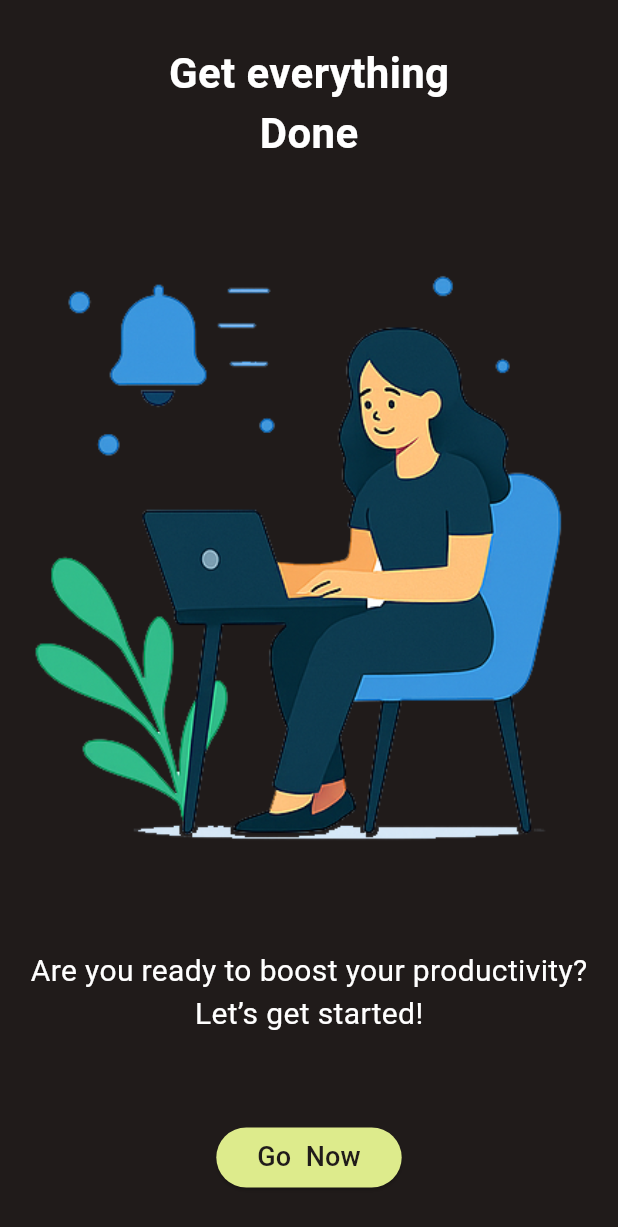
After one commit to MaroofAt/TickTackGo, a Flutter app: the FinalOnboardingPage screen opened by its route, on a phone screen of 412 x 824 dp. The commit adds this screen. Shown: the top 1227 px of the screen. Run offline on Flutter 3.47's test engine with Material 3 defaults, Android fonts, the phone set to English and light mode, and no system bars; our stand-ins replace flutter_bloc; Roboto replaces fonts that are missing (Coda).

Commit message:
final welcome screen added

```diff
--- a/flutter/lib/business_logic/intro_questions_cubit/intro_questions_cubit.dart
+++ b/flutter/lib/business_logic/intro_questions_cubit/intro_questions_cubit.dart
@@ -1,5 +1,6 @@
 import 'package:flutter/material.dart';
 import 'package:flutter_bloc/flutter_bloc.dart';
+import 'package:pr1/core/functions/navigation_functions.dart';
 import 'package:pr1/core/variables/intro_questions_variables.dart';
 
 part 'intro_questions_state.dart';
@@ -17,15 +18,15 @@ class IntroQuestionsCubit extends Cubit<IntroQuestionsState> {
         duration: const Duration(milliseconds: 300),
         curve: Curves.easeInOutCirc,
       );
+      emit(RefreshedState());
     } else {
-      //TODO navigate to register page
+      emit(QuestionsFinishedState());
     }
-    emit(RefreshedState());
   }
 
   void previousQuestion() {
     emit(RefreshState());
-    if(currentQuestionIndex != 0){
+    if (currentQuestionIndex != 0) {
       pageController.animateToPage(
         currentQuestionIndex - 1,
         duration: const Duration(seconds: 1),
@@ -35,5 +36,4 @@ class IntroQuestionsCubit extends Cubit<IntroQuestionsState> {
     }
     emit(RefreshedState());
   }
-
 }
--- a/flutter/lib/business_logic/intro_questions_cubit/intro_questions_state.dart
+++ b/flutter/lib/business_logic/intro_questions_cubit/intro_questions_state.dart
@@ -8,3 +8,5 @@ final class IntroQuestionsInitial extends IntroQuestionsState {}
 class RefreshState extends IntroQuestionsState {}
 
 class RefreshedState extends IntroQuestionsState {}
+
+class QuestionsFinishedState extends IntroQuestionsState {}
--- a/flutter/lib/core/constance/routes.dart
+++ b/flutter/lib/core/constance/routes.dart
@@ -3,6 +3,7 @@ import 'package:flutter_bloc/flutter_bloc.dart';
 import 'package:pr1/business_logic/intro_questions_cubit/intro_questions_cubit.dart';
 import 'package:pr1/core/constance/strings.dart';
 import 'package:pr1/presentation/screen/intro_questions/intro_questions_main.dart';
+import 'package:pr1/presentation/screen/onbording/final_onboarding_page.dart';
 import 'package:pr1/presentation/screen/onbording/onboarding_main.dart';
 
 Map<String, Widget Function(BuildContext)> routes = {
@@ -11,4 +12,5 @@ Map<String, Widget Function(BuildContext)> routes = {
         create: (context) => IntroQuestionsCubit(),
         child: const IntroQuestionsMain(),
       ),
+  finalOnboardingPageRoute: (context) => const FinalOnboardingPage(),
 };
--- a/flutter/lib/core/constance/strings.dart
+++ b/flutter/lib/core/constance/strings.dart
@@ -2,6 +2,7 @@
 ///routes
 const String onboardingMainRoute = 'onboardingMainRoute';
 const String introQuestionsRoute = 'introQuestionsRoute';
+const String finalOnboardingPageRoute = 'finalOnboardingPageRoute';
 
 ///Splash screen strings
 const String splashScreenLogoPath = 'assets/images/logo_images/logoorgenal.png';
@@ -22,3 +23,11 @@ const String upperSecondText = 'Tasks';
 const String page2ImagePath = 'assets/images/welcome_screens_images/second welcome screen image.png';
 const String page2lowerFirstText = 'Get ready to organize your tasks';
 const String page2lowerSecondText = 'and achieve more every day.';
+
+///final onboarding page
+const String upperFirstTextForFinalPage = 'Get everything';
+const String upperSecondTextForFinalPage = 'Done';
+const String finalPageImagePath = 'assets/images/welcome_screens_images/final welcome screen image.png';
+const String finalPageLowerFirstText = 'Are you ready to boost your productivity?';
+const String finalPageLowerSecondText = 'Let’s get started!';
+const String finalPageButtonText = 'Go Now';
--- a/flutter/lib/presentation/screen/intro_questions/intro_questions_main.dart
+++ b/flutter/lib/presentation/screen/intro_questions/intro_questions_main.dart
@@ -2,6 +2,8 @@ import 'package:flutter/material.dart';
 import 'package:flutter_bloc/flutter_bloc.dart';
 import 'package:pr1/business_logic/intro_questions_cubit/intro_questions_cubit.dart';
 import 'package:pr1/core/constance/constance.dart';
+import 'package:pr1/core/constance/strings.dart';
+import 'package:pr1/core/functions/navigation_functions.dart';
 import 'package:pr1/core/variables/intro_questions_variables.dart';
 import 'package:pr1/presentation/screen/intro_questions/intro_questions_header.dart';
 import 'package:pr1/presentation/screen/intro_questions/questions_page_view.dart';
@@ -16,7 +18,6 @@ class IntroQuestionsMain extends StatefulWidget {
 }
 
 class _IntroQuestionsMainState extends State<IntroQuestionsMain> {
-
   @override
   Widget build(BuildContext context) {
     return Scaffold(
@@ -27,7 +28,14 @@ class _IntroQuestionsMainState extends State<IntroQuestionsMain> {
           child: Column(
             children: [
               const IntroQuestionsHeader(),
-              const QuestionsPageView(),
+              BlocListener<IntroQuestionsCubit, IntroQuestionsState>(
+                listener: (context, state) {
+                  if(state is QuestionsFinishedState){
+                    pushReplacementNamed(context, finalOnboardingPageRoute);
+                  }
+                },
+                child: QuestionsPageView(),
+              ),
               buildNextButton(context),
             ],
           ),
--- /dev/null
+++ b/flutter/lib/presentation/screen/onbording/final_onboarding_page.dart
@@ -0,0 +1,67 @@
+import 'package:flutter/material.dart';
+import 'package:pr1/core/constance/colors.dart';
+import 'package:pr1/core/constance/constance.dart';
+import 'package:pr1/core/constance/strings.dart';
+import 'package:pr1/presentation/widgets/buttons.dart';
+import 'package:pr1/presentation/widgets/images.dart';
+import 'package:pr1/presentation/widgets/text.dart';
+
+class FinalOnboardingPage extends StatelessWidget {
+  const FinalOnboardingPage({super.key});
+
+  @override
+  Widget build(BuildContext context) {
+    return Scaffold(
+      body: SafeArea(
+        child: SizedBox(
+          height: height(context),
+          width: width(context),
+          child: Column(
+            mainAxisAlignment: MainAxisAlignment.spaceAround,
+            children: [
+              Column(
+                children: [
+                  _buildText(upperFirstTextForFinalPage, 28, FontWeight.bold),
+                  _buildText(upperSecondTextForFinalPage, 28, FontWeight.bold),
+                ],
+              ),
+              Container(
+                child: MyImages.assetImage(finalPageImagePath),
+              ),
+              Column(
+                children: [
+                  _buildText(finalPageLowerFirstText, 20),
+                  _buildText(finalPageLowerSecondText, 20),
+                ],
+              ),
+              SizedBox(
+                width: width(context) * 0.3,
+                child: MyButtons.primaryButton(
+                  () {
+                    //TODO navigate to register page
+                  },
+                  Theme.of(context).secondaryHeaderColor,
+                  child: MyText.text1(
+                    finalPageButtonText,
+                    textColor: Theme.of(context).scaffoldBackgroundColor,
+                    fontSize: 18,
+                    wordSpacing: 5,
+                  ),
+                ),
+              ),
+            ],
+          ),
+        ),
+      ),
+    );
+  }
+
+  Widget _buildText(String text, double fontSize, [FontWeight? fontWeight]) {
+    return MyText.text1(
+      text,
+      textColor: white,
+      fontSize: fontSize,
+      fontWeight: fontWeight,
+    );
+  }
+}
--- a/flutter/lib/presentation/screen/onbording/onboarding_main.dart
+++ b/flutter/lib/presentation/screen/onbording/onboarding_main.dart
@@ -53,7 +53,7 @@ class _OnboardingMainState extends State<OnboardingMain> {
                             curve: Curves.easeInOut,
                           );
                         } else {
-                          pushNamed(context, introQuestionsRoute);
+                          pushReplacementNamed(context, introQuestionsRoute);
                         }
                       },
                     ),
@@ -61,7 +61,7 @@ class _OnboardingMainState extends State<OnboardingMain> {
                       context,
                       skipButtonText,
                       () {
-                        pushNamed(context, introQuestionsRoute);
+                        pushReplacementNamed(context, introQuestionsRoute);
                       },
                     ),
                   ],
--- a/flutter/lib/presentation/widgets/text.dart
+++ b/flutter/lib/presentation/widgets/text.dart
@@ -25,6 +25,7 @@ class MyText {
       TextAlign? textAlign,
       TextStyle? style,
       double? letterSpacing,
+      double? wordSpacing,
       TextOverflow overflow = TextOverflow.clip}) {
     return Text(
       text,
@@ -37,6 +38,7 @@ class MyText {
             overflow: overflow,
             fontFamily: 'Coda',
             letterSpacing: letterSpacing,
+            wordSpacing: wordSpacing,
           ),
     );
   }
```
Also changed, not shown: flutter/assets/images/welcome_screens_images/final welcome screen image.png (added).
